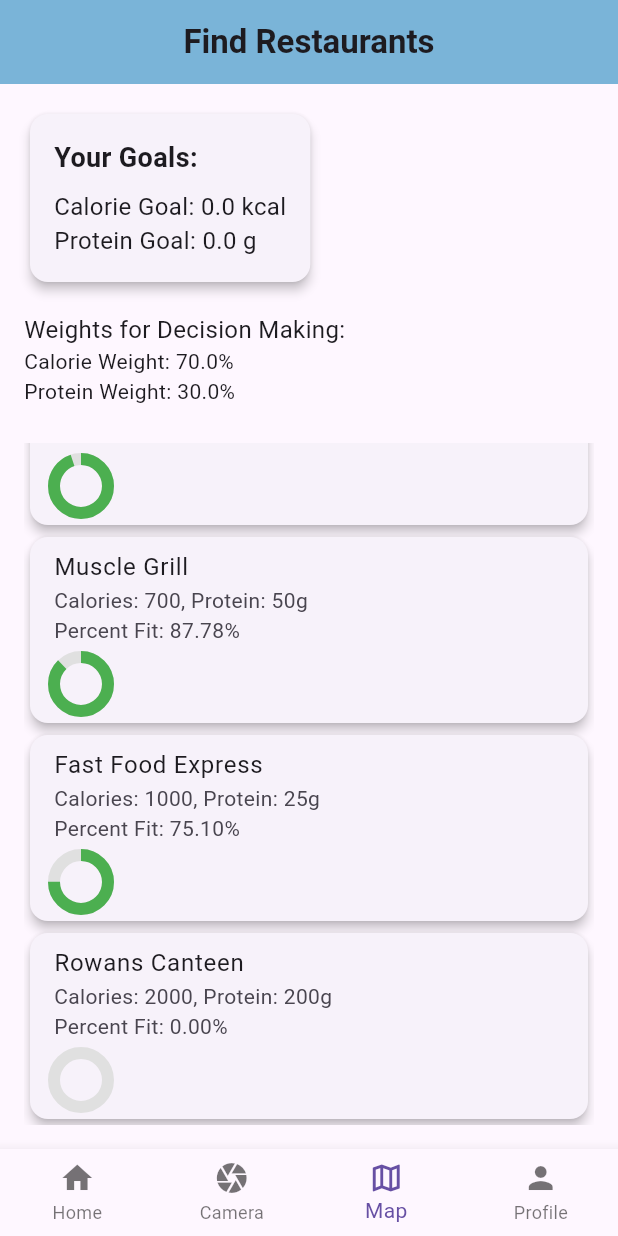
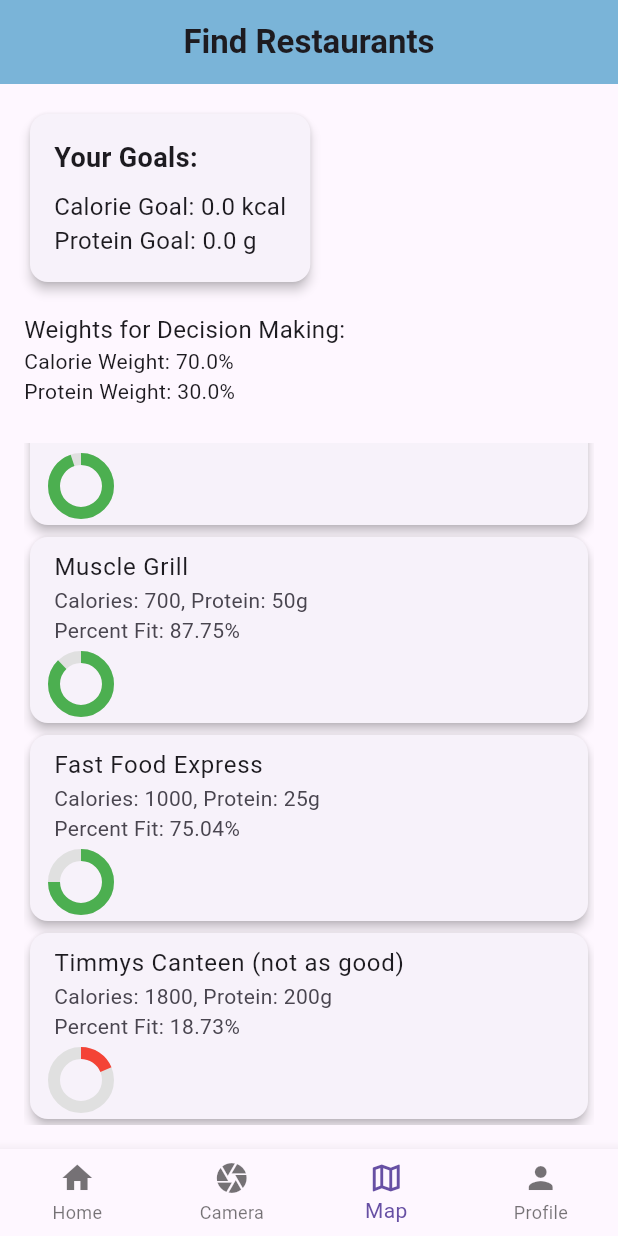
Before and after one commit to lufia0813/SnapEats, a Flutter app: the screen it shows after launch, item 3 of the bottom bar chosen, scrolled down 205 dp, on a phone screen of 412 x 824 dp. Run offline on Flutter 3.47's test engine with Material 3 defaults, Android fonts, the phone set to English and light mode, and no system bars; our stand-ins replace camera.

Commit message:
timmy tryna take over

```diff
--- a/snapeats/lib/mappage.dart
+++ b/snapeats/lib/mappage.dart
@@ -7,7 +7,7 @@
   @override
   State<MapPage> createState() => _MapPageState();
 }
-
+//hallo
 class _MapPageState extends State<MapPage> {
   // Sample restaurant data
   List<Map<String, dynamic>> restaurants = [
@@ -15,7 +15,8 @@
     {"name": "Muscle Grill", "calories": 700, "protein": 50},
     {"name": "Veggie Delight", "calories": 300, "protein": 10},
     {"name": "Fast Food Express", "calories": 1000, "protein": 25},
-    {"name": "Rowans Canteen", "calories": 2000, "protein": 200},
+    {"name": "Rowans Canteen", "calories": 2000, "protein": 135},
+     {"name": "Timmys Canteen (not as good)", "calories": 1800, "protein": 200},
   ];
 
   @override
```
